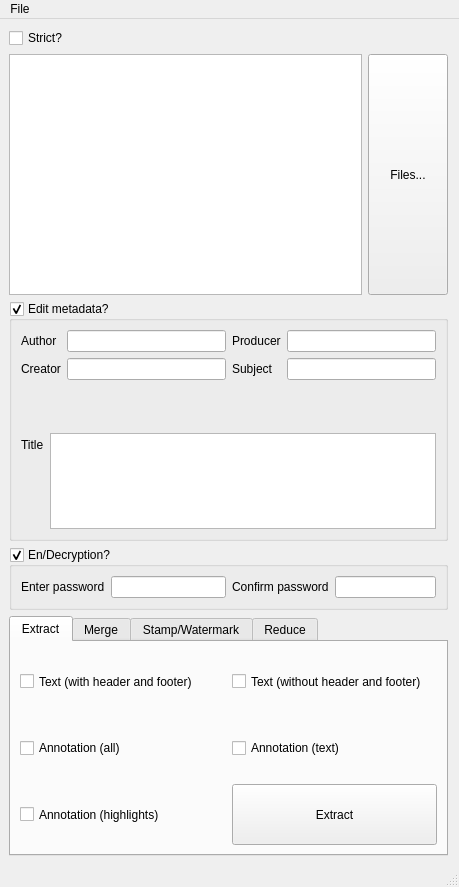
obliviousgarden/PDF_Toolbox, file app/pdf_toolbox_ui.ui: the form before one commit.
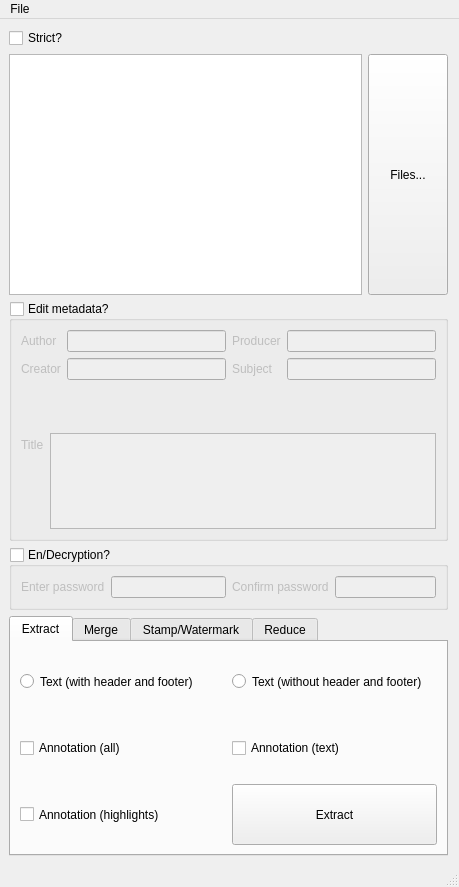
The form after the commit. The open tabs and pages were chosen to show the change. Icons and pictures are not drawn.

Commit message: 2nd .gitignore and some default state of GUI

```diff
--- a/app/pdf_toolbox_ui.ui
+++ b/app/pdf_toolbox_ui.ui
@@ -73,6 +73,9 @@
       <property name="checkable">
        <bool>true</bool>
       </property>
+      <property name="checked">
+       <bool>false</bool>
+      </property>
       <layout class="QVBoxLayout" name="verticalLayout_3" stretch="1,1">
        <item>
         <layout class="QHBoxLayout" name="horizontalLayout" stretch="1,1">
@@ -151,6 +154,9 @@
       <property name="checkable">
        <bool>true</bool>
       </property>
+      <property name="checked">
+       <bool>false</bool>
+      </property>
       <layout class="QHBoxLayout" name="horizontalLayout_3" stretch="1,1">
        <item>
         <layout class="QFormLayout" name="formLayout_5">
@@ -199,32 +205,6 @@
         <string>Extract</string>
        </attribute>
        <layout class="QGridLayout" name="gridLayout" rowstretch="1,1,1" columnstretch="1,1">
-        <item row="0" column="0">
-         <widget class="QCheckBox" name="checkBox_textwith">
-          <property name="sizePolicy">
-           <sizepolicy hsizetype="Expanding" vsizetype="Expanding">
-            <horstretch>0</horstretch>
-            <verstretch>0</verstretch>
-           </sizepolicy>
-          </property>
-          <property name="text">
-           <string>Text (with header and footer)</string>
-          </property>
-         </widget>
-        </item>
-        <item row="0" column="1">
-         <widget class="QCheckBox" name="checkBox_textwithout">
-          <property name="sizePolicy">
-           <sizepolicy hsizetype="Expanding" vsizetype="Expanding">
-            <horstretch>0</horstretch>
-            <verstretch>0</verstretch>
-           </sizepolicy>
-          </property>
-          <property name="text">
-           <string>Text (without header and footer)</string>
-          </property>
-         </widget>
-        </item>
         <item row="1" column="0">
          <widget class="QCheckBox" name="checkBox_annall">
           <property name="sizePolicy">
@@ -277,6 +257,32 @@
           </property>
          </widget>
         </item>
+        <item row="0" column="1">
+         <widget class="QRadioButton" name="radioButton_textwithout">
+          <property name="sizePolicy">
+           <sizepolicy hsizetype="Expanding" vsizetype="Expanding">
+            <horstretch>0</horstretch>
+            <verstretch>0</verstretch>
+           </sizepolicy>
+          </property>
+          <property name="text">
+           <string>Text (without header and footer)</string>
+          </property>
+         </widget>
+        </item>
+        <item row="0" column="0">
+         <widget class="QRadioButton" name="radioButton_textwith">
+          <property name="sizePolicy">
+           <sizepolicy hsizetype="Expanding" vsizetype="Expanding">
+            <horstretch>0</horstretch>
+            <verstretch>0</verstretch>
+           </sizepolicy>
+          </property>
+          <property name="text">
+           <string>Text (with header and footer)</string>
+          </property>
+         </widget>
+        </item>
        </layout>
       </widget>
       <widget class="QWidget" name="tab_merge">
```
Left out of the diff: 6 changed lines with no effect on the pictures. The commit also changes 3 other files.
